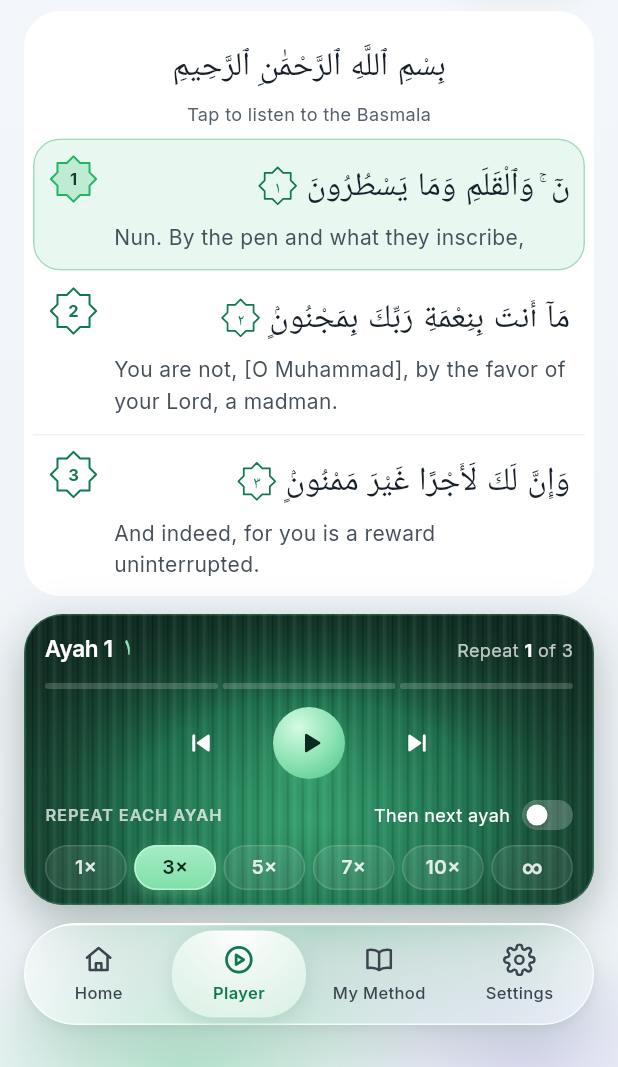
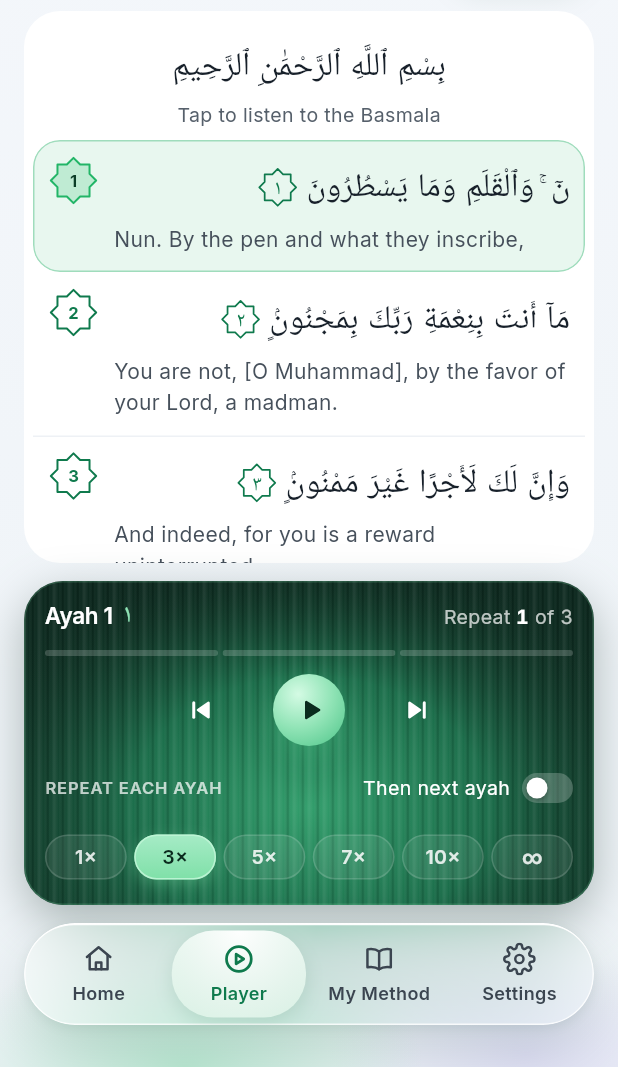
Before and after one commit to abdualiev088/qori_app, a Flutter app: the screen it shows after launch, item 2 of the bottom bar chosen, on a phone screen of 412 x 824 dp, the part 169-1236 px from its top. Run offline on Flutter 3.47's test engine with Material 3 defaults, Android fonts, the phone set to English and light mode, and no system bars; our stand-ins replace audio_service, flutter_secure_storage, flutter_svg, google_fonts, google_sign_in, just_audio and 2 more; missing offline and left inert: audio_session; accounts and stored records are empty; Roboto replaces fonts that are missing (Amiri Quran).

Commit message:
Tidy type and buttons: readable sizes, steady numbers, one button style
- Small text raised: bottom nav 11->12 px, streak letters 10->12, hints and
  captions 12->13, Arabic ayah numbers on the Player 11->14.
- The bottom nav label no longer turns bolder when active.
- Counters and percentages use equal-width digits so they don't shift.
- Player repeat buttons and the auto-next row get 44 px tap areas.
- Buttons share HText.button: 16 px on full-width buttons (52 px tall),
  15 px on compact ones (48 px), like Sign in / Register on the card.

Co-Authored-By: Claude Opus 5.5 <noreply@anthropic.com>

```diff
--- a/lib/screens/home_screen.dart
+++ b/lib/screens/home_screen.dart
@@ -793,7 +793,7 @@ class _GoalCard extends StatelessWidget {
                 children: [
                   Text('Daily goal', style: HText.inter(size: 14, weight: FontWeight.w600)),
                   const SizedBox(height: 2),
-                  Text(caption, style: HText.inter(size: 12, color: HColors.ink2)),
+                  Text(caption, style: HText.inter(size: 13, color: HColors.ink2)),
                 ],
               ),
             ),
@@ -828,7 +828,8 @@ class _StreakCard extends StatelessWidget {
                     style: HText.inter(size: 14, weight: FontWeight.w600)),
               ),
               const SizedBox(width: 6),
-              Text('$streak ${streak == 1 ? 'day' : 'days'}', style: HText.inter(size: 12, color: HColors.ink2)),
+              Text('$streak ${streak == 1 ? 'day' : 'days'}',
+                  style: HText.inter(size: 13, color: HColors.ink2, tabular: true)),
             ],
           ),
           const SizedBox(height: 10),
--- a/lib/screens/player_screen.dart
+++ b/lib/screens/player_screen.dart
@@ -278,7 +278,7 @@ class _AyahList extends StatelessWidget {
                         style: HText.arabic(size: 22, height: 1.9)),
                     const SizedBox(height: 2),
                     Text('Tap to listen to the Basmala',
-                        style: HText.inter(size: 12, height: 1.4, color: HColors.ink2)),
+                        style: HText.inter(size: 13, height: 1.4, color: HColors.ink2)),
                   ],
                 ),
               ),
@@ -428,7 +428,7 @@ class _AyahRow extends StatelessWidget {
                                   label: Padding(
                                     padding: const EdgeInsets.only(top: 3),
                                     child: Text(arabicDigits(ayah.n),
-                                        style: HText.arabic(size: 11, height: 1, color: HColors.accentDeep)),
+                                        style: HText.arabic(size: 14, height: 1, color: HColors.accentDeep)),
                                   ),
                                 ),
                               ),
@@ -498,19 +498,21 @@ class _PlayerPanel extends StatelessWidget {
                       ],
                       if (c.queuePosition.isNotEmpty) ...[
                         const SizedBox(width: 7),
-                        Text(c.queuePosition, style: HText.inter(size: 12, weight: FontWeight.w500, color: white72)),
+                        Text(c.queuePosition,
+                            style: HText.inter(size: 13, weight: FontWeight.w500, color: white72, tabular: true)),
                       ],
                       const Spacer(),
                       Semantics(
                         liveRegion: true,
                         child: Text.rich(
                           TextSpan(
-                            style: HText.inter(size: 12, color: white72),
+                            style: HText.inter(size: 13, color: white72, tabular: true),
                             children: [
                               TextSpan(text: pre),
                               TextSpan(
                                   text: strong,
-                                  style: HText.inter(size: 12, weight: FontWeight.w700, color: Colors.white)),
+                                  style: HText.inter(
+                                      size: 13, weight: FontWeight.w700, color: Colors.white, tabular: true)),
                               TextSpan(text: post),
                             ],
                           ),
@@ -746,11 +748,11 @@ class _AutoSwitch extends StatelessWidget {
         behavior: HitTestBehavior.opaque,
         onTap: c.toggleAuto,
         child: ConstrainedBox(
-          constraints: const BoxConstraints(minHeight: 36),
+          constraints: const BoxConstraints(minHeight: 44),
           child: Row(
             mainAxisSize: MainAxisSize.min,
             children: [
-              Text(c.autoLabel, style: HText.inter(size: 12, color: Colors.white)),
+              Text(c.autoLabel, style: HText.inter(size: 13, color: Colors.white)),
               const SizedBox(width: 8),
               AnimatedContainer(
                 duration: dur,
@@ -799,7 +801,11 @@ class _RepeatChip extends StatelessWidget {
       label: value == 0 ? 'Repeat forever' : 'Repeat $value times',
       excludeSemantics: true,
       child: GestureDetector(
+        behavior: HitTestBehavior.opaque,
         onTap: onTap,
+        // The chip looks 30 px tall; the padding makes the target 44 px.
+        child: Padding(
+          padding: const EdgeInsets.symmetric(vertical: 7),
           child: Container(
             height: 30,
             alignment: Alignment.center,
@@ -825,6 +831,7 @@ class _RepeatChip extends StatelessWidget {
             ),
           ),
         ),
+      ),
     );
   }
 }
--- a/lib/theme/tokens.dart
+++ b/lib/theme/tokens.dart
@@ -57,6 +57,7 @@ abstract final class HText {
     Color color = HColors.ink,
     double? letterSpacing,
     double? height,
+    bool tabular = false,
   }) {
     final style = TextStyle(
       fontSize: size,
@@ -64,9 +65,16 @@ abstract final class HText {
       color: color,
       letterSpacing: letterSpacing,
       height: height,
+      // Equal-width digits, so a number that changes doesn't nudge what's around it.
+      fontFeatures: tabular ? const [FontFeature.tabularFigures()] : null,
     );
     return useGoogleFonts ? GoogleFonts.inter(textStyle: style) : style;
   }
+
+  /// Button labels: 16 px on full-width buttons, 15 px on [compact] ones
+  /// (two side by side, or inside a card).
+  static TextStyle button({Color color = HColors.ink, bool compact = false}) =>
+      inter(size: compact ? 15 : 16, weight: FontWeight.w600, color: color);
 
   static TextStyle arabic({
     double size = 22,
--- a/lib/widgets/glass.dart
+++ b/lib/widgets/glass.dart
@@ -398,7 +398,7 @@ class _NavItem extends StatelessWidget {
               maxLines: 1,
               overflow: TextOverflow.fade,
               softWrap: false,
-              style: HText.inter(size: 11, weight: active ? FontWeight.w600 : FontWeight.w500, color: color),
+              style: HText.inter(size: 12, weight: FontWeight.w600, color: color),
             ),
           ],
         ),
--- a/lib/widgets/hifdth_card.dart
+++ b/lib/widgets/hifdth_card.dart
@@ -153,7 +153,7 @@ class _HifdthCardState extends State<HifdthCard> with TickerProviderStateMixin {
                               label: '$done of ${widget.steps.length} sessions done',
                               excludeSemantics: true,
                               child: Text.rich(TextSpan(
-                                style: HText.inter(size: 14, weight: FontWeight.w700),
+                                style: HText.inter(size: 14, weight: FontWeight.w700, tabular: true),
                                 children: [
                                   TextSpan(text: '$done'),
                                   TextSpan(
--- a/lib/widgets/learned_sheet.dart
+++ b/lib/widgets/learned_sheet.dart
@@ -250,7 +250,7 @@ class _LearnedSheetState extends State<_LearnedSheet> {
           Padding(
             padding: const EdgeInsets.symmetric(horizontal: 16),
             child: Text('Tap an ayah to mark it, or slide across ayahs to mark several. The dashed one is next.',
-                style: HText.inter(size: 12, color: HColors.inkMuted)),
+                style: HText.inter(size: 13, color: HColors.inkMuted)),
           ),
           const SizedBox(height: 14),
           Flexible(
@@ -318,7 +318,7 @@ class _WholeSurahRow extends StatelessWidget {
                         Text('Whole surah learned', style: HText.inter(size: 15, weight: FontWeight.w600)),
                         const SizedBox(height: 1),
                         Text('Marks all $count ${_ayahs(count)} at once',
-                            style: HText.inter(size: 12, color: HColors.ink2)),
+                            style: HText.inter(size: 13, color: HColors.ink2)),
                       ],
                     ),
                   ),
--- a/lib/widgets/progress_indicators.dart
+++ b/lib/widgets/progress_indicators.dart
@@ -73,7 +73,7 @@ class ProgressRing extends StatelessWidget {
         dimension: size,
         child: CustomPaint(
           painter: _RingPainter(value, stroke),
-          child: Center(child: Text('$pct%', style: HText.inter(size: 14, weight: FontWeight.w700))),
+          child: Center(child: Text('$pct%', style: HText.inter(size: 14, weight: FontWeight.w700, tabular: true))),
         ),
       ),
     );
@@ -217,7 +217,7 @@ class StreakBars extends StatelessWidget {
                     ),
                   ),
                   const SizedBox(height: 4),
-                  Text(d.label, style: HText.inter(size: 10, weight: FontWeight.w500, color: HColors.ink2)),
+                  Text(d.label, style: HText.inter(size: 12, weight: FontWeight.w500, color: HColors.ink2)),
                 ],
               ),
             ),
--- a/lib/widgets/quran_progress_card.dart
+++ b/lib/widgets/quran_progress_card.dart
@@ -260,7 +260,7 @@ class _QuranProgressCardState extends State<QuranProgressCard> {
           ),
           const SizedBox(height: 10),
           Text('Tap a surah. Press and hold, then slide, to browse.',
-              key: widget.hintKey, style: HText.inter(size: 12, color: HColors.inkMuted)),
+              key: widget.hintKey, style: HText.inter(size: 13, color: HColors.inkMuted)),
           const SizedBox(height: 14),
           const ColoredBox(color: HColors.divider, child: SizedBox(height: 1)),
           const SizedBox(height: 12),
@@ -586,7 +586,7 @@ class _LoupeState extends State<_Loupe> with SingleTickerProviderStateMixin {
               Text('${s.number}', style: _num(size: 20, weight: FontWeight.w700, color: Colors.white)),
               Text(s.name, style: HText.inter(size: 13, weight: FontWeight.w600, color: Colors.white)),
               Text(_status(s),
-                  style: HText.inter(size: 12, color: Colors.white.withValues(alpha: 0.7))
+                  style: HText.inter(size: 13, color: Colors.white.withValues(alpha: 0.7))
                       .copyWith(fontFeatures: _tabular)),
             ],
           ),
```
Also changed, not shown: lib/screens/account_screen.dart (+3 -5 lines), lib/widgets/auth_widgets.dart (+16 -10 lines), lib/widgets/signed_out_card.dart (+4 -3 lines). Lines whose indentation alone changed are shown as unchanged.
